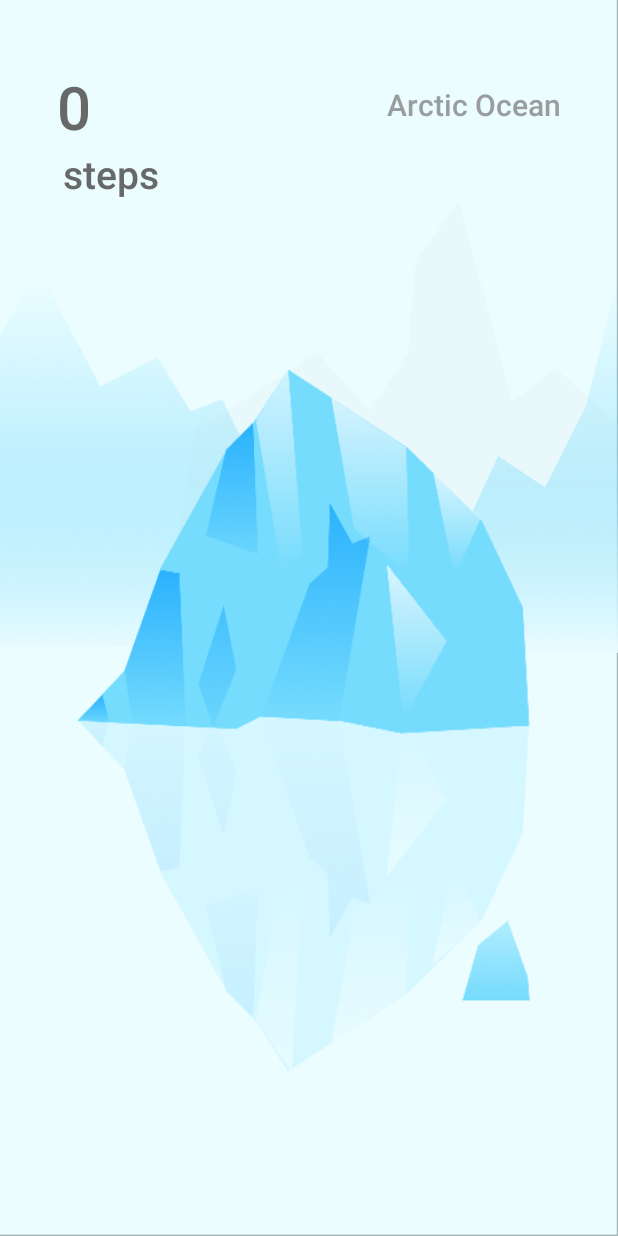
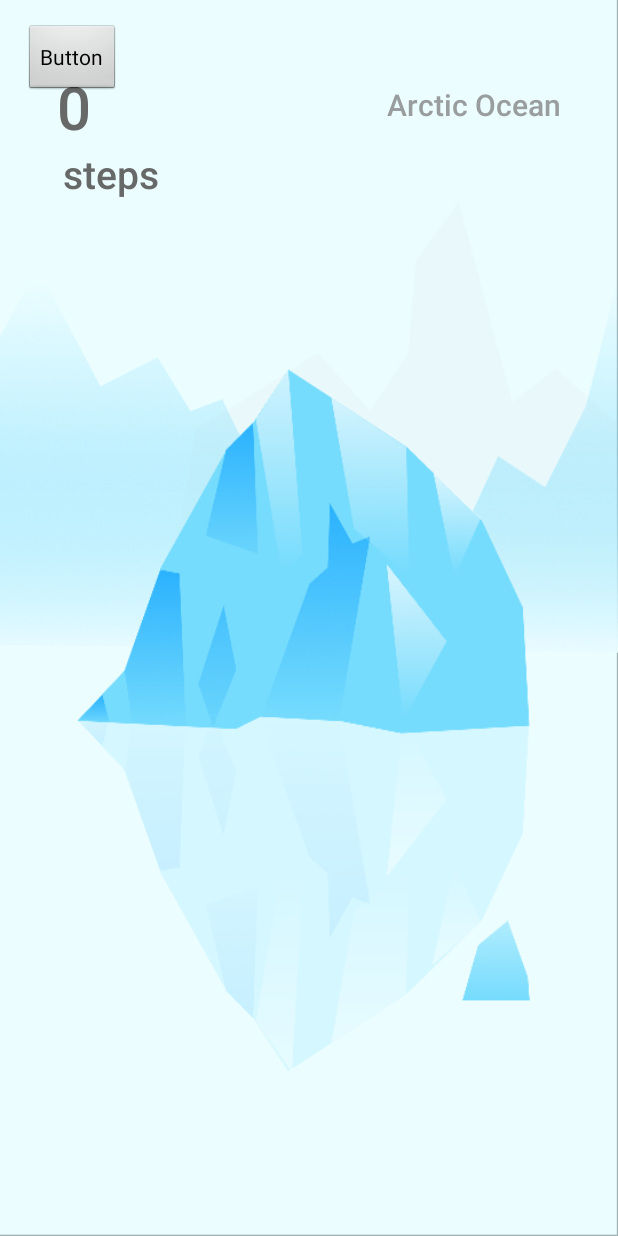
Before and after one commit to ysharry/15fall-hackcmu, an Android app: the screen it shows after launch (MainActivity), on a phone screen of 412 x 824 dp. Run offline under Robolectric (Android 15) with nearby library versions, the phone set to English and light mode, and no system bars; 2 statements that could not run were skipped.

Commit message:
FriendList

```diff
--- a/HelloWorld/app/src/main/java/org/hackcmu/helloworld/MainActivity.java
+++ b/HelloWorld/app/src/main/java/org/hackcmu/helloworld/MainActivity.java
@@ -9,6 +9,8 @@ import android.os.Bundle;
 import android.util.Log;
 import android.view.Menu;
 import android.view.MenuItem;
+import android.view.View;
+import android.widget.Button;
 import android.widget.TextView;
 
 import com.google.android.gms.common.ConnectionResult;
@@ -55,6 +57,7 @@ public class MainActivity extends Activity {
     private static long LastSync;
     private static boolean firstSyncToday = true;
 
+    private Button friendButton;
     @Override
     protected void onCreate(Bundle savedInstanceState) {
         super.onCreate(savedInstanceState);
@@ -69,6 +72,9 @@ public class MainActivity extends Activity {
         if(LastSync >= getTodayStartTime()) {
             firstSyncToday = false;
         }
+
+        friendButton = (Button)findViewById(R.id.friendButton);
+        friendButton.setOnClickListener(new FriendRatingListener());
 
         buildFitnessClient();
     }
@@ -313,4 +319,18 @@ public class MainActivity extends Activity {
     public int getTotalSteps() {
         return totalSteps;
     }
+
+    class FriendRatingListener implements View.OnClickListener {
+
+        @Override
+        public void onClick(View v) {
+            // TODO Auto-generated method stub
+            Intent intent = new Intent();
+            intent.setClass(MainActivity.this, FriendRating.class);
+            MainActivity.this.startActivity(intent);
+
+        }
+
+
+    }
 }
--- a/HelloWorld/app/src/main/res/layout/activity_main.xml
+++ b/HelloWorld/app/src/main/res/layout/activity_main.xml
@@ -36,5 +36,11 @@
         android:text="Arctic Ocean"
         android:textSize="20sp"/>
 
+    <Button
+        android:layout_width="wrap_content"
+        android:layout_height="wrap_content"
+        android:id = "@+id/friendButton"
+        android:text = "Button"/>
+
 
 </RelativeLayout>
```
Also changed, not shown: HelloWorld/app/src/main/java/org/hackcmu/helloworld/FriendRating.java (added, +95 -0 lines), 1 other file.
